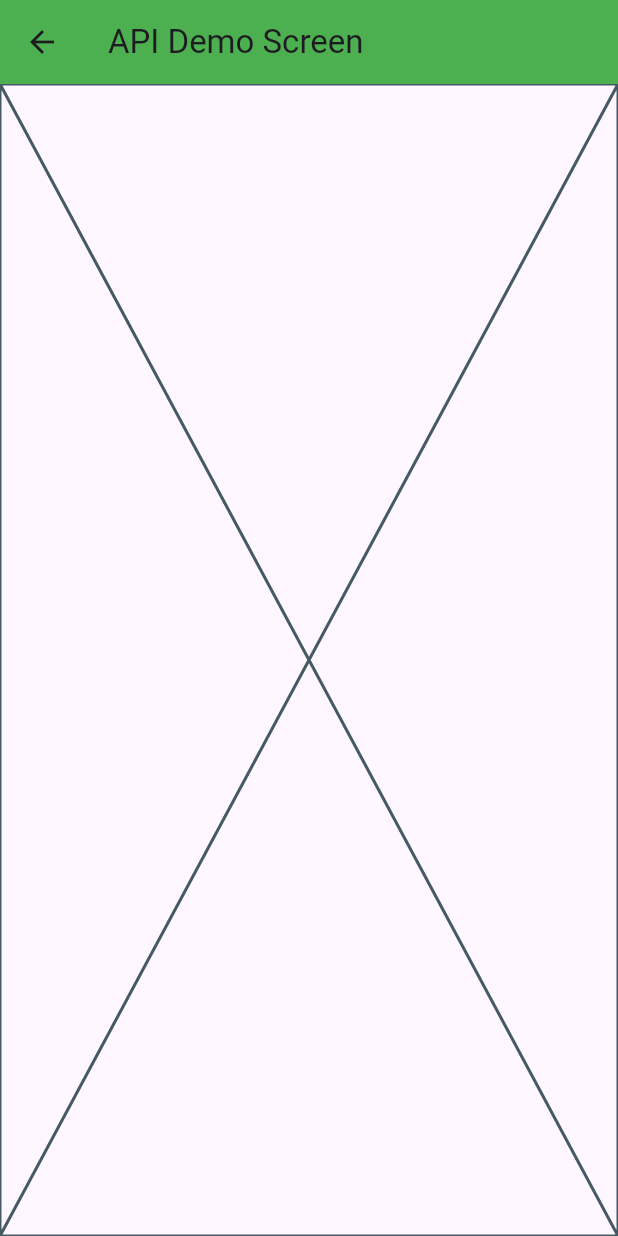
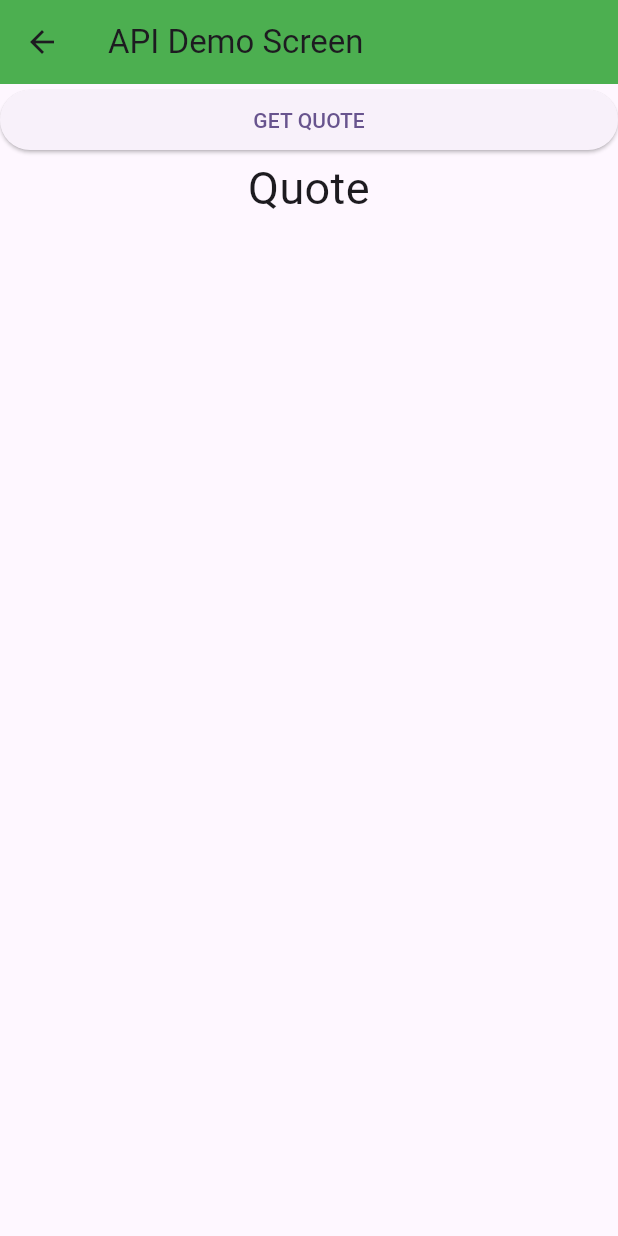
Before and after one commit to abidroid/ajk_day5, a Flutter app: the ApiDemoScreen screen opened directly, on a phone screen of 412 x 824 dp. Run offline on Flutter 3.47's test engine with Material 3 defaults, Android fonts, the phone set to English and light mode, and no system bars.

Commit message:
quotes api

```diff
--- a/lib/screens/api_demo_screen.dart
+++ b/lib/screens/api_demo_screen.dart
@@ -1,6 +1,7 @@
-
+import 'dart:convert';
 
 import 'package:flutter/material.dart';
+import 'package:http/http.dart' as http;
 
 class ApiDemoScreen extends StatefulWidget {
   const ApiDemoScreen({super.key});
@@ -10,6 +11,33 @@ class ApiDemoScreen extends StatefulWidget {
 }
 
 class _ApiDemoScreenState extends State<ApiDemoScreen> {
+  // Initial State
+  String quote = 'Quote';
+
+  Future<void> getRandomQuote() async {
+    String url = "https://dummyjson.com/quotes/random";
+
+    // 1. send request to server
+    // 2. receive response
+    http.Response response = await http.get(Uri.parse(url));
+
+    // 3. check status code
+    if( response.statusCode == 200 ){
+      // 4. if status code is 200
+      // 5. means we got response
+
+      var jsonResponse = jsonDecode(response.body);
+
+      quote  = jsonResponse['quote'];
+      setState(() {
+
+      });
+    }
+
+
+    // 6. we need to extract quote from the response
+  }
+
   @override
   Widget build(BuildContext context) {
     return Scaffold(
@@ -17,7 +45,18 @@ class _ApiDemoScreenState extends State<ApiDemoScreen> {
         title: const Text('API Demo Screen'),
         backgroundColor: Colors.green,
       ),
-      body: Placeholder(),
+      body: ListView(
+        children: [
+          ElevatedButton(onPressed: () {
+            getRandomQuote();
+          }, child: const Text("GET QUOTE",
+
+          )),
+          Text(quote,
+              textAlign: TextAlign.center,
+              style: TextStyle(fontSize: 30)),
+        ],
+      ),
     );
   }
 }
--- a/pubspec.yaml
+++ b/pubspec.yaml
@@ -34,6 +34,7 @@ dependencies:
   # The following adds the Cupertino Icons font to your application.
   # Use with the CupertinoIcons class for iOS style icons.
   cupertino_icons: ^1.0.8
+  http: ^1.4.0
 
 dev_dependencies:
   flutter_test:
```
Also changed, not shown: pubspec.lock.
